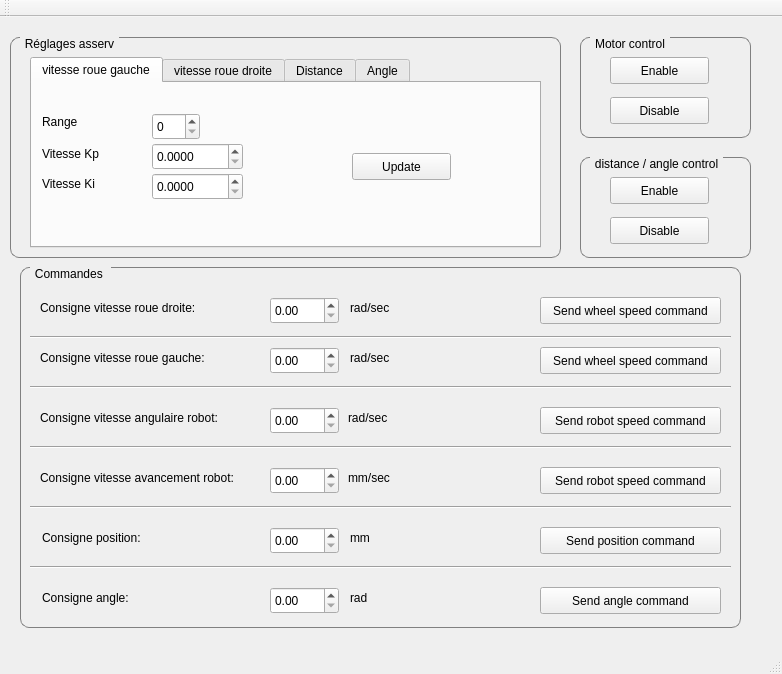
EsialRobotik/PlotJuggler, file plugins/AsservStream/asservstreamcontrolpanel.ui: the form before one commit.
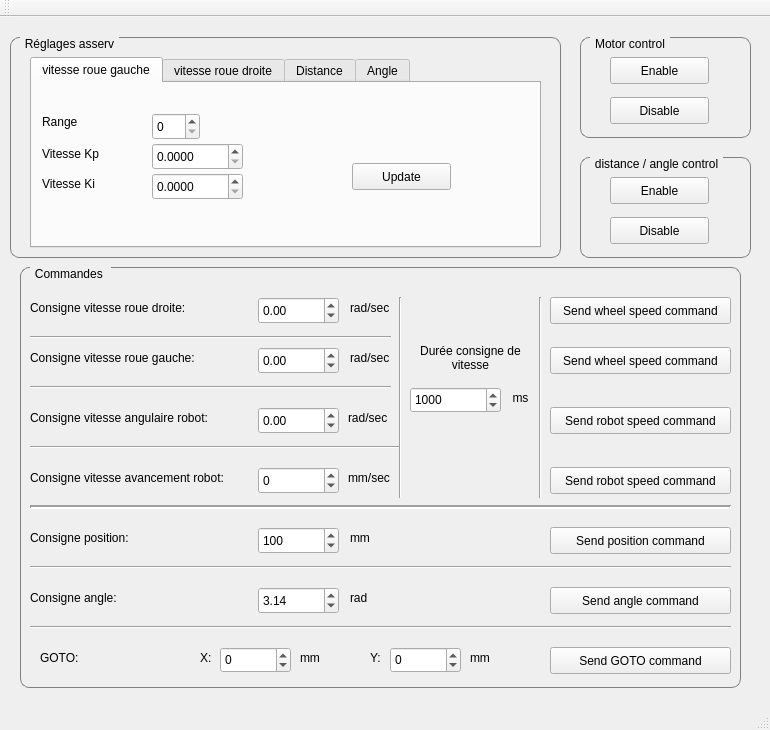
The form after the commit.

Commit message: Added consign on control panel + auto close on stream shutdown

Diff of the .ui file:
```diff
--- a/plugins/AsservStream/asservstreamcontrolpanel.ui
+++ b/plugins/AsservStream/asservstreamcontrolpanel.ui
@@ -6,8 +6,8 @@
    <rect>
     <x>0</x>
     <y>0</y>
-    <width>782</width>
-    <height>674</height>
+    <width>770</width>
+    <height>730</height>
    </rect>
   </property>
   <property name="windowTitle">
@@ -65,7 +65,7 @@
        <property name="geometry">
         <rect>
          <x>320</x>
-         <y>70</y>
+         <y>80</y>
          <width>99</width>
          <height>27</height>
         </rect>
@@ -421,7 +421,7 @@
       <x>20</x>
       <y>250</y>
       <width>721</width>
-      <height>361</height>
+      <height>421</height>
      </rect>
     </property>
     <property name="styleSheet">
@@ -443,7 +443,7 @@
     <widget class="QLabel" name="label_6">
      <property name="geometry">
       <rect>
-       <x>22</x>
+       <x>10</x>
        <y>260</y>
        <width>131</width>
        <height>21</height>
@@ -456,17 +456,29 @@
     <widget class="QDoubleSpinBox" name="pos_cmd">
      <property name="geometry">
       <rect>
-       <x>250</x>
+       <x>238</x>
        <y>260</y>
-       <width>69</width>
+       <width>81</width>
        <height>27</height>
       </rect>
      </property>
+     <property name="decimals">
+      <number>0</number>
+     </property>
+     <property name="minimum">
+      <double>-3000.000000000000000</double>
+     </property>
+     <property name="maximum">
+      <double>3000.000000000000000</double>
+     </property>
+     <property name="value">
+      <double>100.000000000000000</double>
+     </property>
     </widget>
     <widget class="QPushButton" name="pos_cmd_btn">
      <property name="geometry">
       <rect>
-       <x>520</x>
+       <x>530</x>
        <y>260</y>
        <width>181</width>
        <height>27</height>
@@ -481,7 +493,7 @@
       <rect>
        <x>10</x>
        <y>170</y>
-       <width>701</width>
+       <width>371</width>
        <height>20</height>
       </rect>
      </property>
@@ -492,7 +504,7 @@
     <widget class="QLabel" name="label_7">
      <property name="geometry">
       <rect>
-       <x>20</x>
+       <x>10</x>
        <y>200</y>
        <width>221</width>
        <height>21</height>
@@ -505,14 +517,26 @@
     <widget class="QDoubleSpinBox" name="robot_speed_lin_cmd">
      <property name="geometry">
       <rect>
-       <x>250</x>
+       <x>238</x>
        <y>200</y>
-       <width>69</width>
+       <width>81</width>
        <height>27</height>
       </rect>
      </property>
+     <property name="decimals">
+      <number>0</number>
+     </property>
+     <property name="minimum">
+      <double>-3000.000000000000000</double>
+     </property>
+     <property name="maximum">
+      <double>3000.000000000000000</double>
+     </property>
     </widget>
     <widget class="Line" name="line_2">
+     <property name="enabled">
+      <bool>true</bool>
+     </property>
      <property name="geometry">
       <rect>
        <x>10</x>
@@ -521,6 +545,9 @@
        <height>20</height>
       </rect>
      </property>
+     <property name="lineWidth">
+      <number>2</number>
+     </property>
      <property name="orientation">
       <enum>Qt::Horizontal</enum>
      </property>
@@ -528,7 +555,7 @@
     <widget class="QPushButton" name="robot_speed_lin_cmd_btn">
      <property name="geometry">
       <rect>
-       <x>520</x>
+       <x>530</x>
        <y>200</y>
        <width>181</width>
        <height>27</height>
@@ -593,17 +620,26 @@
     <widget class="QDoubleSpinBox" name="angle_cmd">
      <property name="geometry">
       <rect>
-       <x>250</x>
+       <x>238</x>
        <y>320</y>
-       <width>69</width>
+       <width>81</width>
        <height>27</height>
       </rect>
      </property>
+     <property name="minimum">
+      <double>-100.000000000000000</double>
+     </property>
+     <property name="maximum">
+      <double>100.000000000000000</double>
+     </property>
+     <property name="value">
+      <double>3.140000000000000</double>
+     </property>
     </widget>
     <widget class="QLabel" name="label_8">
      <property name="geometry">
       <rect>
-       <x>22</x>
+       <x>10</x>
        <y>320</y>
        <width>131</width>
        <height>21</height>
@@ -616,7 +652,7 @@
     <widget class="QPushButton" name="angle_cmd_btn">
      <property name="geometry">
       <rect>
-       <x>520</x>
+       <x>530</x>
        <y>320</y>
        <width>181</width>
        <height>27</height>
@@ -642,7 +678,7 @@
     <widget class="QLabel" name="label_9">
      <property name="geometry">
       <rect>
-       <x>20</x>
+       <x>10</x>
        <y>140</y>
        <width>221</width>
        <height>21</height>
@@ -655,17 +691,23 @@
     <widget class="QDoubleSpinBox" name="robot_speed_ang_cmd">
      <property name="geometry">
       <rect>
-       <x>250</x>
+       <x>238</x>
        <y>140</y>
-       <width>69</width>
+       <width>81</width>
        <height>27</height>
       </rect>
      </property>
+     <property name="minimum">
+      <double>-100.000000000000000</double>
+     </property>
+     <property name="maximum">
+      <double>100.000000000000000</double>
+     </property>
     </widget>
     <widget class="QPushButton" name="robot_speed_ang_cmd_btn">
      <property name="geometry">
       <rect>
-       <x>520</x>
+       <x>530</x>
        <y>140</y>
        <width>181</width>
        <height>27</height>
@@ -680,7 +722,7 @@
       <rect>
        <x>10</x>
        <y>110</y>
-       <width>701</width>
+       <width>361</width>
        <height>20</height>
       </rect>
      </property>
@@ -691,7 +733,7 @@
     <widget class="QPushButton" name="left_whell_speed_cmd_btn">
      <property name="geometry">
       <rect>
-       <x>520</x>
+       <x>530</x>
        <y>80</y>
        <width>181</width>
        <height>27</height>
@@ -704,17 +746,26 @@
     <widget class="QDoubleSpinBox" name="left_wheel_speed_cmd">
      <property name="geometry">
       <rect>
-       <x>250</x>
+       <x>238</x>
        <y>80</y>
-       <width>69</width>
+       <width>81</width>
        <height>27</height>
       </rect>
      </property>
+     <property name="minimum">
+      <double>-100.000000000000000</double>
+     </property>
+     <property name="maximum">
+      <double>100.000000000000000</double>
+     </property>
+     <property name="singleStep">
+      <double>10.000000000000000</double>
+     </property>
     </widget>
     <widget class="QLabel" name="label_14">
      <property name="geometry">
       <rect>
-       <x>20</x>
+       <x>10</x>
        <y>80</y>
        <width>221</width>
        <height>21</height>
@@ -742,7 +793,7 @@
       <rect>
        <x>10</x>
        <y>60</y>
-       <width>701</width>
+       <width>361</width>
        <height>20</height>
       </rect>
      </property>
@@ -753,17 +804,26 @@
     <widget class="QDoubleSpinBox" name="right_wheel_speed_cmd">
      <property name="geometry">
       <rect>
-       <x>250</x>
+       <x>238</x>
        <y>30</y>
-       <width>69</width>
+       <width>81</width>
        <height>27</height>
       </rect>
      </property>
+     <property name="minimum">
+      <double>-100.000000000000000</double>
+     </property>
+     <property name="maximum">
+      <double>100.000000000000000</double>
+     </property>
+     <property name="singleStep">
+      <double>10.000000000000000</double>
+     </property>
     </widget>
     <widget class="QLabel" name="label_16">
      <property name="geometry">
       <rect>
-       <x>20</x>
+       <x>10</x>
        <y>30</y>
        <width>221</width>
        <height>21</height>
@@ -776,7 +836,7 @@
     <widget class="QPushButton" name="right_whell_speed_cmd_btn">
      <property name="geometry">
       <rect>
-       <x>520</x>
+       <x>530</x>
        <y>30</y>
        <width>181</width>
        <height>27</height>
@@ -799,6 +859,218 @@
       <string>rad/sec</string>
      </property>
     </widget>
+    <widget class="Line" name="line_6">
+     <property name="geometry">
+      <rect>
+       <x>370</x>
+       <y>30</y>
+       <width>20</width>
+       <height>201</height>
+      </rect>
+     </property>
+     <property name="orientation">
+      <enum>Qt::Vertical</enum>
+     </property>
+    </widget>
+    <widget class="Line" name="line_7">
+     <property name="geometry">
+      <rect>
+       <x>510</x>
+       <y>30</y>
+       <width>20</width>
+       <height>201</height>
+      </rect>
+     </property>
+     <property name="orientation">
+      <enum>Qt::Vertical</enum>
+     </property>
+    </widget>
+    <widget class="QLabel" name="label_26">
+     <property name="geometry">
+      <rect>
+       <x>380</x>
+       <y>70</y>
+       <width>141</width>
+       <height>41</height>
+      </rect>
+     </property>
+     <property name="text">
+      <string>Durée consigne de vitesse</string>
+     </property>
+     <property name="alignment">
+      <set>Qt::AlignCenter</set>
+     </property>
+     <property name="wordWrap">
+      <bool>true</bool>
+     </property>
+    </widget>
+    <widget class="QSpinBox" name="speed_consign_duration">
+     <property name="geometry">
+      <rect>
+       <x>390</x>
+       <y>120</y>
+       <width>91</width>
+       <height>26</height>
+      </rect>
+     </property>
+     <property name="minimum">
+      <number>100</number>
+     </property>
+     <property name="maximum">
+      <number>20000</number>
+     </property>
+     <property name="value">
+      <number>1000</number>
+     </property>
+    </widget>
+    <widget class="QLabel" name="label_27">
+     <property name="geometry">
+      <rect>
+       <x>490</x>
+       <y>110</y>
+       <width>21</width>
+       <height>41</height>
+      </rect>
+     </property>
+     <property name="text">
+      <string>ms</string>
+     </property>
+     <property name="alignment">
+      <set>Qt::AlignCenter</set>
+     </property>
+     <property name="wordWrap">
+      <bool>true</bool>
+     </property>
+    </widget>
+    <widget class="Line" name="line_8">
+     <property name="geometry">
+      <rect>
+       <x>10</x>
+       <y>350</y>
+       <width>701</width>
+       <height>20</height>
+      </rect>
+     </property>
+     <property name="orientation">
+      <enum>Qt::Horizontal</enum>
+     </property>
+    </widget>
+    <widget class="QLabel" name="label_18">
+     <property name="geometry">
+      <rect>
+       <x>20</x>
+       <y>380</y>
+       <width>41</width>
+       <height>21</height>
+      </rect>
+     </property>
+     <property name="text">
+      <string>GOTO:</string>
+     </property>
+    </widget>
+    <widget class="QSpinBox" name="goto_X">
+     <property name="geometry">
+      <rect>
+       <x>200</x>
+       <y>380</y>
+       <width>71</width>
+       <height>26</height>
+      </rect>
+     </property>
+     <property name="minimum">
+      <number>-3000</number>
+     </property>
+     <property name="maximum">
+      <number>3000</number>
+     </property>
+     <property name="singleStep">
+      <number>10</number>
+     </property>
+    </widget>
+    <widget class="QLabel" name="label_19">
+     <property name="geometry">
+      <rect>
+       <x>180</x>
+       <y>380</y>
+       <width>16</width>
+       <height>21</height>
+      </rect>
+     </property>
+     <property name="text">
+      <string>X:</string>
+     </property>
+    </widget>
+    <widget class="QLabel" name="label_20">
+     <property name="geometry">
+      <rect>
+       <x>280</x>
+       <y>380</y>
+       <width>31</width>
+       <height>21</height>
+      </rect>
+     </property>
+     <property name="text">
+      <string>mm</string>
+     </property>
+    </widget>
+    <widget class="QLabel" name="label_21">
+     <property name="geometry">
+      <rect>
+       <x>450</x>
+       <y>380</y>
+       <width>31</width>
+       <height>21</height>
+      </rect>
+     </property>
+     <property name="text">
+      <string>mm</string>
+     </property>
+    </widget>
+    <widget class="QSpinBox" name="goto_Y">
+     <property name="geometry">
+      <rect>
+       <x>370</x>
+       <y>380</y>
+       <width>71</width>
+       <height>26</height>
+      </rect>
+     </property>
+     <property name="minimum">
+      <number>-3000</number>
+     </property>
+     <property name="maximum">
+      <number>3000</number>
+     </property>
+     <property name="singleStep">
+      <number>10</number>
+     </property>
+    </widget>
+    <widget class="QLabel" name="label_28">
+     <property name="geometry">
+      <rect>
+       <x>350</x>
+       <y>380</y>
+       <width>16</width>
+       <height>21</height>
+      </rect>
+     </property>
+     <property name="text">
+      <string>Y:</string>
+     </property>
+    </widget>
+    <widget class="QPushButton" name="goto_cmd_btn">
+     <property name="geometry">
+      <rect>
+       <x>530</x>
+       <y>380</y>
+       <width>181</width>
+       <height>27</height>
+      </rect>
+     </property>
+     <property name="text">
+      <string>Send GOTO command</string>
+     </property>
+    </widget>
    </widget>
    <widget class="QGroupBox" name="dist_angle_controlmotor_control_2">
     <property name="geometry">
```
Left out of the diff: 2 changed lines with no effect on the pictures. The commit also changes 3 other files.
